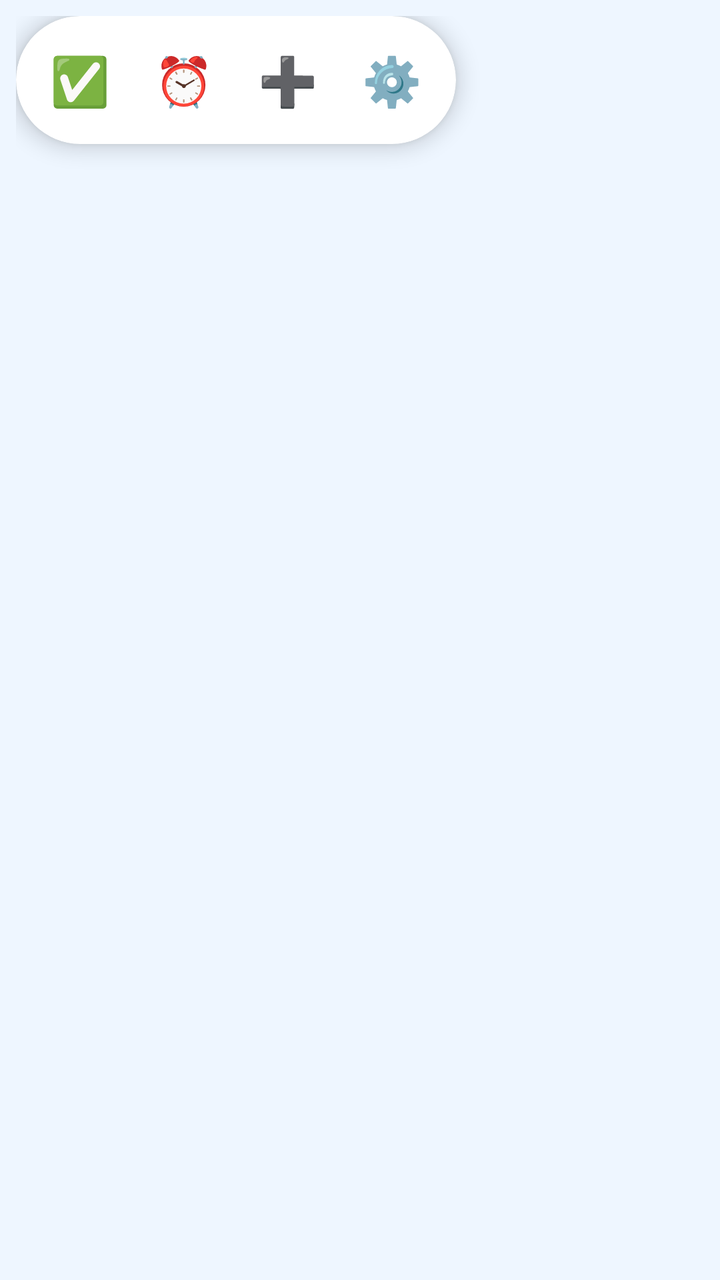
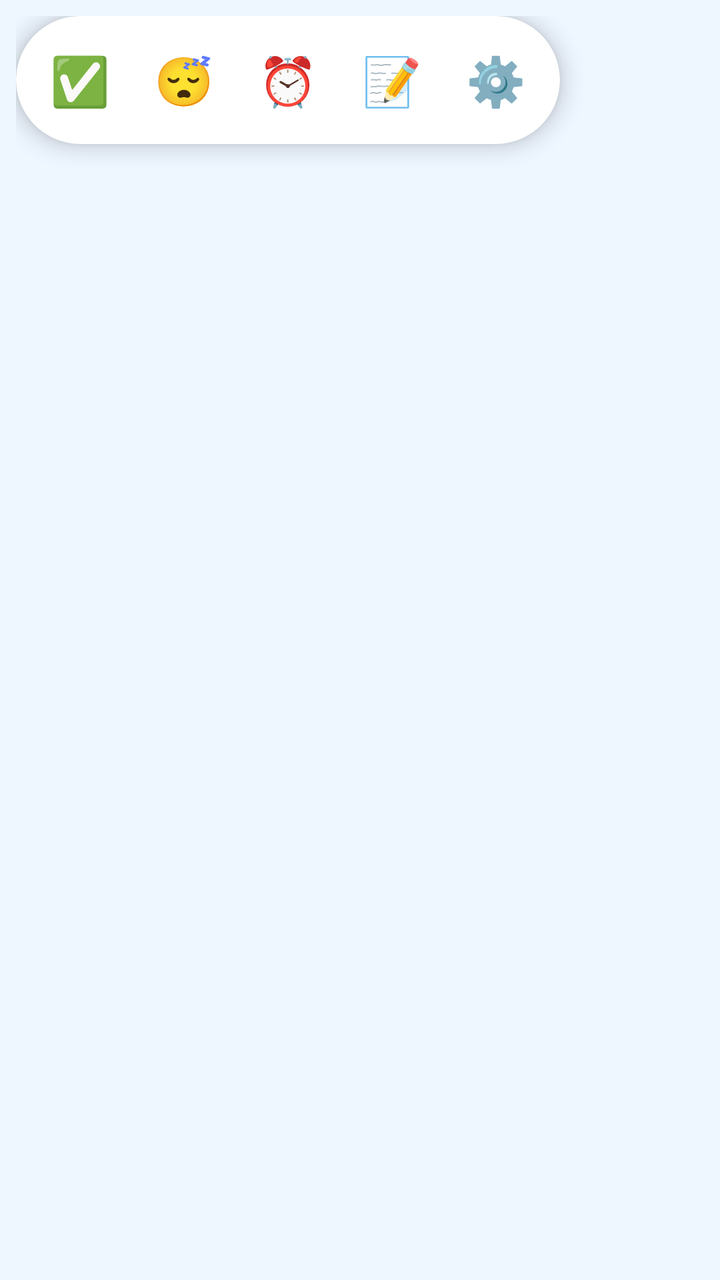

Two renders of the same Android screen: before a commit and after it. Below are the layout's source before the change and the commit's diff.
<!-- AndroidManifest.xml: application theme Theme.ReminderDucky -->
<!-- res/layout/quick_menu.xml -->
<?xml version="1.0" encoding="utf-8"?>
<FrameLayout xmlns:android="http://schemas.android.com/apk/res/android"
    xmlns:app="http://schemas.android.com/apk/res-auto"
    android:layout_width="wrap_content"
    android:layout_height="wrap_content"
    android:padding="8dp">

    <com.google.android.material.card.MaterialCardView
        android:layout_width="wrap_content"
        android:layout_height="wrap_content"
        app:cardBackgroundColor="@color/card"
        app:cardCornerRadius="32dp"
        app:cardElevation="6dp"
        app:strokeWidth="0dp">

        <LinearLayout
            android:layout_width="wrap_content"
            android:layout_height="wrap_content"
            android:orientation="horizontal"
            android:padding="6dp">

            <TextView android:id="@+id/menuDone" style="@style/MenuIcon" android:contentDescription="@string/menu_done" android:text="✅" />
            <TextView android:id="@+id/menuSnooze" style="@style/MenuIcon" android:contentDescription="@string/menu_snooze" android:text="⏰" />
            <TextView android:id="@+id/menuAdd" style="@style/MenuIcon" android:contentDescription="@string/menu_add" android:text="➕" />
            <TextView android:id="@+id/menuSettings" style="@style/MenuIcon" android:contentDescription="@string/menu_settings" android:text="⚙️" />
        </LinearLayout>
    </com.google.android.material.card.MaterialCardView>
</FrameLayout>
<!-- resources referenced by this layout -->
<resources>
  <color name="card">#FFFFFF</color>
  <string name="menu_add">Add a reminder</string>
  <string name="menu_done">Mark as done</string>
  <string name="menu_settings">Settings</string>
  <string name="menu_snooze">Snooze 10 minutes</string>
  <style name="MenuIcon">
          <item name="android:layout_width">48dp</item>
          <item name="android:layout_height">48dp</item>
          <item name="android:layout_margin">2dp</item>
          <item name="android:gravity">center</item>
          <item name="android:textSize">24sp</item>
          <item name="android:background">?attr/selectableItemBackgroundBorderless</item>
      </style>
  <style name="Theme.ReminderDucky" parent="Theme.Material3.DayNight.NoActionBar">
          <item name="colorPrimary">#2F7BF5</item>
          <item name="colorOnPrimary">#FFFFFF</item>
          <item name="colorPrimaryContainer">#D8E8FF</item>
          <item name="colorOnPrimaryContainer">#0B2A5C</item>
          <item name="colorSecondaryContainer">#FFE8A3</item>
          <item name="colorOnSecondaryContainer">#3A2A00</item>
          <item name="android:windowBackground">@color/page</item>
          <item name="materialCardViewStyle">@style/DuckCard</item>
      </style>
  <color name="page">#EEF6FF</color>
  <style name="DuckCard" parent="Widget.Material3.CardView.Elevated">
          <item name="cardCornerRadius">24dp</item>
          <item name="cardBackgroundColor">@color/card</item>
          <item name="cardElevation">2dp</item>
      </style>
</resources>

<!-- the commit's change to res/layout/quick_menu.xml (unified diff, before → after) -->
@@ -20,8 +20,9 @@
             android:padding="6dp">
 
             <TextView android:id="@+id/menuDone" style="@style/MenuIcon" android:contentDescription="@string/menu_done" android:text="✅" />
-            <TextView android:id="@+id/menuSnooze" style="@style/MenuIcon" android:contentDescription="@string/menu_snooze" android:text="⏰" />
-            <TextView android:id="@+id/menuAdd" style="@style/MenuIcon" android:contentDescription="@string/menu_add" android:text="➕" />
+            <TextView android:id="@+id/menuSnooze" style="@style/MenuIcon" android:contentDescription="@string/menu_snooze" android:text="😴" />
+            <TextView android:id="@+id/menuAdd" style="@style/MenuIcon" android:contentDescription="@string/menu_alarm" android:text="⏰" />
+            <TextView android:id="@+id/menuTodo" style="@style/MenuIcon" android:contentDescription="@string/menu_todo" android:text="📝" />
             <TextView android:id="@+id/menuSettings" style="@style/MenuIcon" android:contentDescription="@string/menu_settings" android:text="⚙️" />
         </LinearLayout>
     </com.google.android.material.card.MaterialCardView>
<!-- resource entries referenced after the edit -->
@@ -1,10 +1,11 @@
 <!-- resources referenced by this layout -->
 <resources>
   <color name="card">#FFFFFF</color>
-  <string name="menu_add">Add a reminder</string>
+  <string name="menu_alarm">Set an alarm</string>
   <string name="menu_done">Mark as done</string>
   <string name="menu_settings">Settings</string>
   <string name="menu_snooze">Snooze 10 minutes</string>
+  <string name="menu_todo">To-do list</string>
   <style name="MenuIcon">
           <item name="android:layout_width">48dp</item>
           <item name="android:layout_height">48dp</item>
